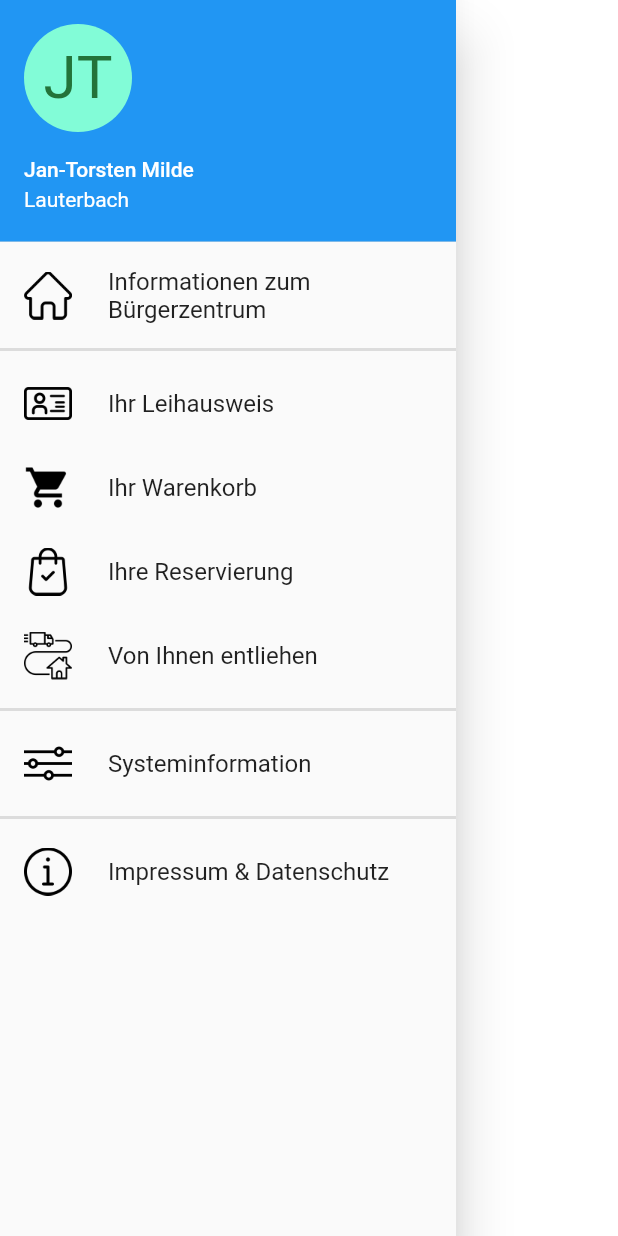
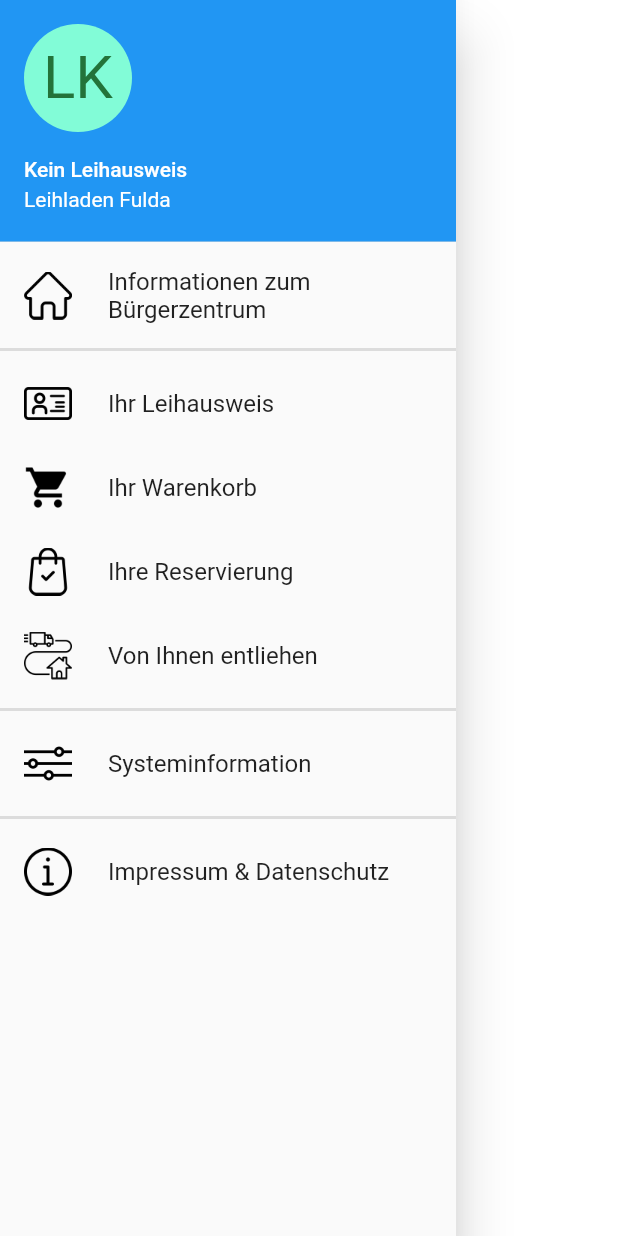
Before and after one commit to drmilde/leihladen_user_frontend_app, a Flutter app: the AppDrawerWidget widget shown alone on an empty page, opened directly, on a phone screen of 412 x 824 dp. Run offline on Flutter 3.47's test engine with Material 2 defaults, Android fonts, the phone set to English and light mode, and no system bars; our stand-ins replace qr_flutter, shared_preferences; accounts and stored records are empty.

Commit message:
DatenModel angelegt und initialisiert

```diff
--- a/lib/config/store.dart
+++ b/lib/config/store.dart
@@ -108,6 +108,9 @@
       };
 
   void addData(String inventarnummer) {
+    if (data.contains(inventarnummer)) {
+      return;
+    }
     data.add(inventarnummer);
   }
 
--- a/lib/main.dart
+++ b/lib/main.dart
@@ -11,8 +11,11 @@
 }
 
 class MyApp extends StatelessWidget {
+
   @override
   Widget build(BuildContext context) {
+    DataModel.loadStore();
+
     return MaterialApp(
       debugShowCheckedModeBanner: false,
       title: 'Die Leihladen App',
--- a/lib/widgets/app_drawer_widget.dart
+++ b/lib/widgets/app_drawer_widget.dart
@@ -1,4 +1,5 @@
 import 'package:flutter/material.dart';
+import 'package:leihladen_user_frontend_app/model/data_model.dart';
 import 'package:leihladen_user_frontend_app/screens/ausleihen/entliehen_screen.dart';
 import 'package:leihladen_user_frontend_app/screens/ausleihen/leihausweis_screen.dart';
 import 'package:leihladen_user_frontend_app/screens/ausleihen/reservierung_screen.dart';
@@ -11,6 +12,19 @@
 class AppDrawerWidget extends StatelessWidget {
   @override
   Widget build(BuildContext context) {
+    String nachname = "Kein";
+    String vorname = "Leihausweis";
+    String adresse = "Leihladen Fulda";
+    if (DataModel.store.leihausweis.nachname.length > 0) {
+      nachname = "${DataModel.store.leihausweis.nachname}";
+    }
+    if (DataModel.store.leihausweis.vorname.length > 0) {
+      vorname = "${DataModel.store.leihausweis.vorname}";
+    }
+    if (DataModel.store.leihausweis.adresse.length > 0) {
+      adresse = "${DataModel.store.leihausweis.adresse}";
+    }
+
     return SafeArea(
       child: Drawer(
           child: GestureDetector(
@@ -21,15 +35,18 @@
           children: [
             GestureDetector(
               onTap: () {
-                Navigator.push(context, MaterialPageRoute(builder: (context) => LeihausweisScreen()));
+                Navigator.push(
+                    context,
+                    MaterialPageRoute(
+                        builder: (context) => LeihausweisScreen()));
               },
               child: UserAccountsDrawerHeader(
-                accountName: Text("Jan-Torsten Milde"),
-                accountEmail: Text("Lauterbach"),
+                accountName: Text("${nachname} ${vorname}"),
+                accountEmail: Text("${adresse}"),
                 currentAccountPicture: CircleAvatar(
                   backgroundColor: Theme.of(context).accentColor,
                   child: Text(
-                    "JT",
+                    "${vorname[0]}${nachname[0]}",
                     style: TextStyle(fontSize: 40.0),
                   ),
                 ),
```
Also changed, not shown: lib/model/data_model.dart (+7 -0 lines), lib/screens/ausleihen/leihausweis_screen.dart (+34 -6 lines).
